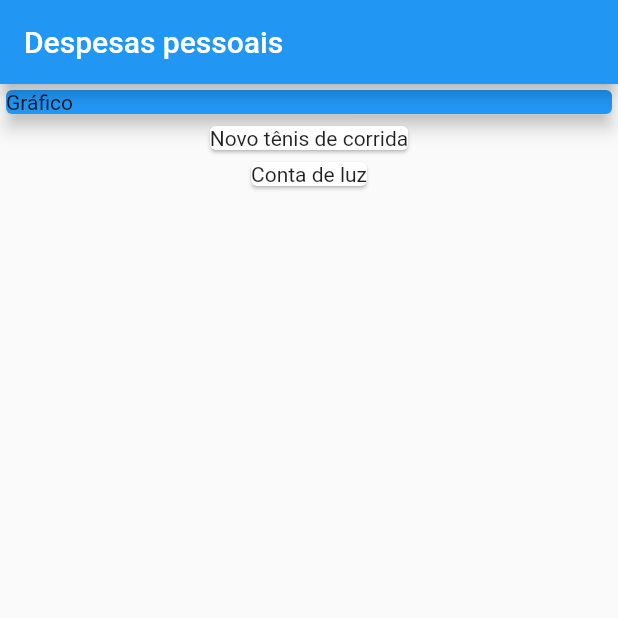
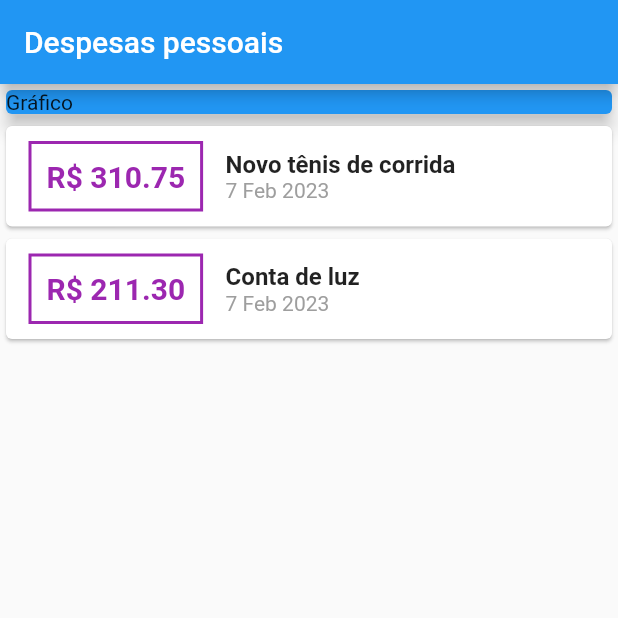
Before and after one commit to MoisesAlvarenga/Expenses, a Flutter app: the screen it shows after launch, on a phone screen of 412 x 824 dp, the top half of it. Run offline on Flutter 3.47's test engine with Material 2 defaults, Android fonts, the phone set to English and light mode, and no system bars.

Commit message:
Ajustando estilo do Card

```diff
--- a/lib/main.dart
+++ b/lib/main.dart
@@ -1,5 +1,6 @@
 import 'package:expenses/models/transaction.dart';
 import 'package:flutter/material.dart';
+import 'package:intl/intl.dart';
 
 main() => runApp(ExpensesApp());
 
@@ -45,11 +46,53 @@ class MyHomePage extends StatelessWidget {
           Column(
             children: _transactions.map((tr) {
               return Card(
-                  child: Text(tr.title),
+                child: Row(
+                  children: <Widget>[
+                    Container(
+                      margin:
+                          EdgeInsets.symmetric(horizontal: 15, vertical: 10),
+                      decoration: BoxDecoration(
+                        border: Border.all(
+                          color: Colors.purple,
+                          width: 2,
+                        ),
+                      ),
+                      padding: EdgeInsets.all(10),
+                      child: Text(
+                        'R\$ ${tr.value.toStringAsFixed(2)}',
+                        style: TextStyle(
+                          fontWeight: FontWeight.bold,
+                          fontSize: 20,
+                          color: Colors.purple,
+                        ),
+                      ),
+                    ),
+                    Column(
+                      crossAxisAlignment: CrossAxisAlignment.start,
+                      children: <Widget>[
+                        Container(
+                          child: Text(
+                              style: TextStyle(
+                                fontWeight: FontWeight.bold,
+                                fontSize: 16,
+                              ),
+                              tr.title),
+                        ),
+                        Container(
+                          child: Text(
+                            DateFormat('d MMM y').format(tr.date),
+                            style: TextStyle(color: Colors.grey),
+                          ),
+                        )
+                      ],
+                    ),
+                  ],
+                ),
               );
             }).toList(),
           )
         ],
-        ));
+      ),
+    );
   }
 }
--- a/pubspec.yaml
+++ b/pubspec.yaml
@@ -40,6 +40,7 @@ dependencies:
 dev_dependencies:
   flutter_test:
     sdk: flutter
+  intl: ^0.18.0
 
   # The "flutter_lints" package below contains a set of recommended lints to
   # encourage good coding practices. The lint set provided by the package is
```
Also changed, not shown: pubspec.lock. Lines whose indentation alone changed are shown as unchanged.
